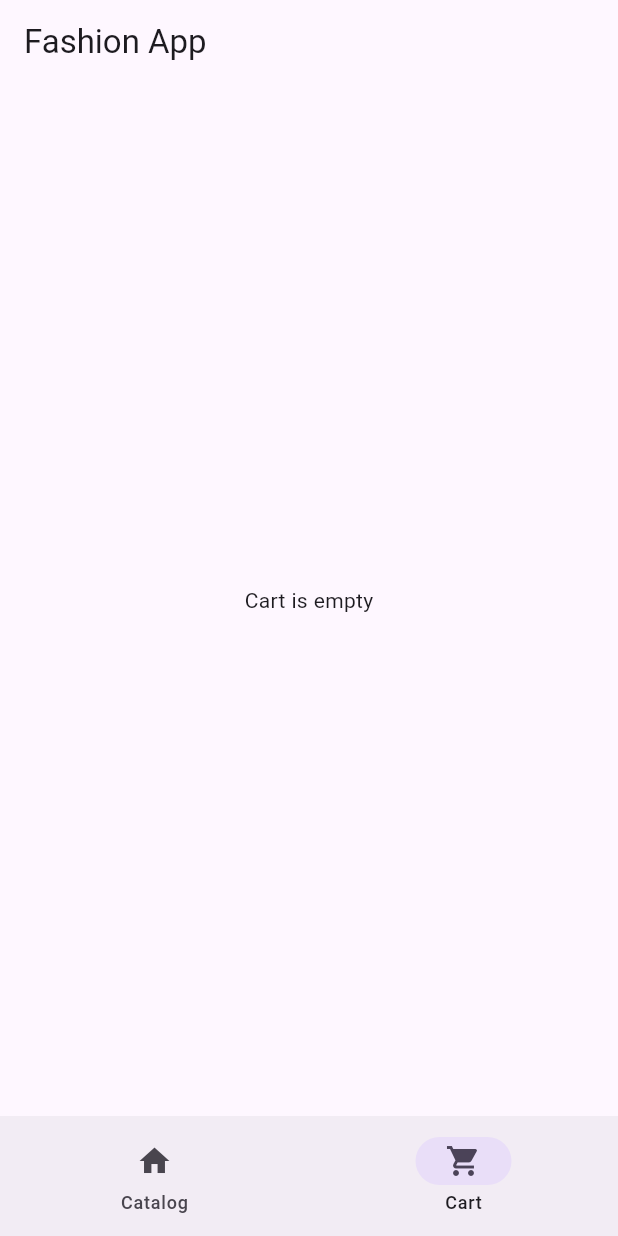
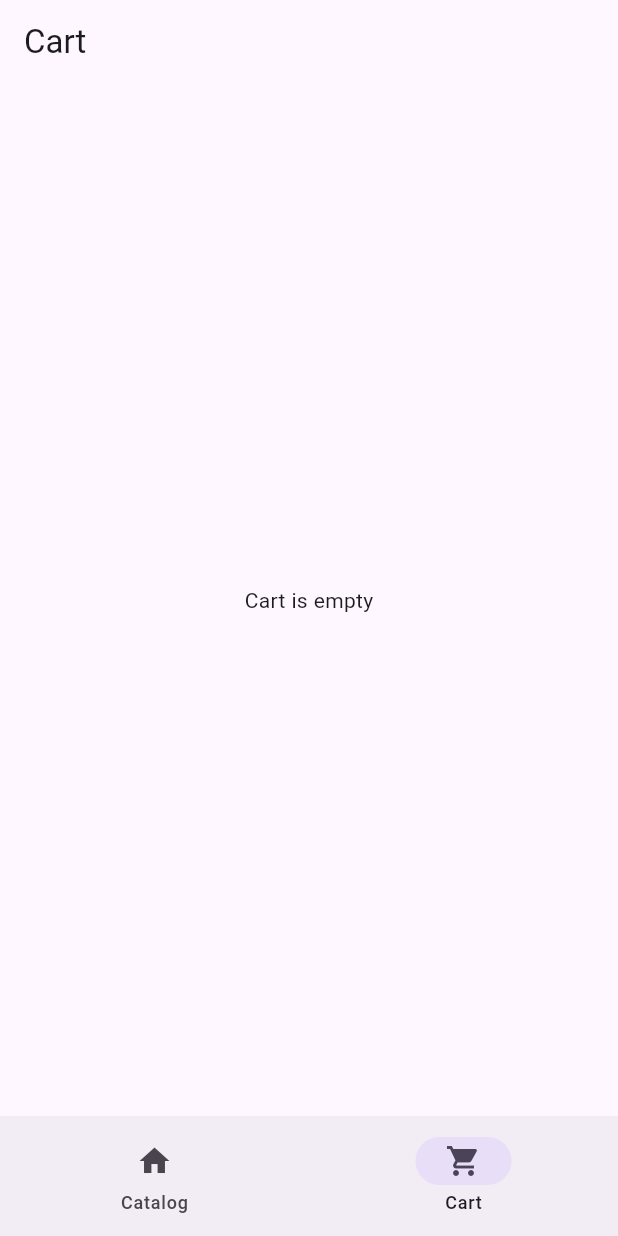
Before and after one commit to khmelev/fashion-app-demo, a Flutter app: the screen it shows after launch, item 2 of the bottom bar chosen, on a phone screen of 412 x 824 dp. Run offline on Flutter 3.47's test engine with Material 3 defaults, Android fonts, the phone set to English and light mode, and no system bars; our stand-ins replace go_router.

Commit message:
Add go_router navigation

```diff
--- a/lib/app/app.dart
+++ b/lib/app/app.dart
@@ -1,7 +1,16 @@
-import 'package:fashion_app/screens/main_page.dart';
+import 'package:fashion_app/screens/cart/cart_screen.dart';
+import 'package:fashion_app/screens/catalog/catalog_screen.dart';
+import 'package:fashion_app/screens/main_screen.dart';
+import 'package:fashion_app/screens/product_detail/product_detail_screen.dart';
+import 'package:fashion_app/utils/fake_data.dart';
 import 'package:flutter/material.dart';
 
 import 'package:fashion_app/utils/theme.dart';
+import 'package:go_router/go_router.dart';
+
+final GlobalKey<NavigatorState> _rootNavigatorKey = GlobalKey<NavigatorState>(
+  debugLabel: 'root',
+);
 
 class FashionApp extends StatefulWidget {
   const FashionApp({super.key});
@@ -11,12 +20,58 @@ class FashionApp extends StatefulWidget {
 }
 
 class _FashionAppState extends State<FashionApp> {
+  final GoRouter _router = GoRouter(
+    navigatorKey: _rootNavigatorKey,
+    initialLocation: '/catalog',
+    routes: <RouteBase>[
+      StatefulShellRoute.indexedStack(
+        builder: (context, state, navigationShell) =>
+            MainScreen(navigationShell: navigationShell),
+        branches: <StatefulShellBranch>[
+          StatefulShellBranch(
+            routes: <RouteBase>[
+              GoRoute(
+                path: '/catalog',
+                builder: (context, state) => CatalogScreen(
+                  onProductSelected: (product) =>
+                      GoRouter.of(context).go('/catalog/product/${product.id}'),
+                ),
+                routes: <RouteBase>[
+                  GoRoute(
+                    path: 'product/:id',
+                    builder: (context, state) {
+                      final productId = state.pathParameters['id']!;
+                      final product = fakeProducts.firstWhere(
+                        (element) => element.id == productId,
+                      );
+                      return ProductDetailScreen(product: product);
+                    },
+                  ),
+                ],
+              ),
+            ],
+          ),
+          StatefulShellBranch(
+            routes: <RouteBase>[
+              GoRoute(
+                path: '/cart',
+                builder: (context, state) {
+                  return CartScreen();
+                },
+              ),
+            ],
+          ),
+        ],
+      ),
+    ],
+  );
+
   @override
   Widget build(BuildContext context) {
-    return MaterialApp(
+    return MaterialApp.router(
       title: 'Fashion App',
       theme: AppTheme.light,
-      home: MainPage(),
+      routerConfig: _router,
     );
   }
 }
--- a/lib/screens/cart/cart_screen.dart
+++ b/lib/screens/cart/cart_screen.dart
@@ -10,6 +10,9 @@ class CartScreen extends StatefulWidget {
 class _CartScreenState extends State<CartScreen> {
   @override
   Widget build(BuildContext context) {
-    return Scaffold(body: const Center(child: Text('Cart is empty')));
+    return Scaffold(
+      appBar: AppBar(title: const Text('Cart')),
+      body: const Center(child: Text('Cart is empty')),
+    );
   }
 }
--- a/lib/screens/catalog/catalog_screen.dart
+++ b/lib/screens/catalog/catalog_screen.dart
@@ -31,6 +31,7 @@ class _CatalogScreenState extends State<CatalogScreen> {
   @override
   Widget build(BuildContext context) {
     return Scaffold(
+      appBar: AppBar(title: const Text('Catalog')),
       body: _products != null
           ? _gridView(_products!)
           : const Center(child: CircularProgressIndicator()),
--- a/lib/screens/main_page.dart
+++ /dev/null
@@ -1,44 +0,0 @@
-import 'package:fashion_app/screens/cart/cart_screen.dart';
-import 'package:fashion_app/screens/catalog/catalog_screen.dart';
-import 'package:flutter/material.dart';
-
-class MainPage extends StatefulWidget {
-  const MainPage({super.key});
-
-  @override
-  State<MainPage> createState() => _MainPageState();
-}
-
-class _MainPageState extends State<MainPage> {
-  int _selectedIndex = 0;
-
-  void _onDestinationSelected(int index) {
-    setState(() {
-      _selectedIndex = index;
-    });
-  }
-
-  @override
-  Widget build(BuildContext context) {
-    return Scaffold(
-      appBar: AppBar(title: const Text('Fashion App')),
-      body: IndexedStack(
-        index: _selectedIndex,
-        children: [
-          CatalogScreen(
-            onProductSelected: (_) {},
-          ), // Placeholder for the catalog screen
-          CartScreen(), // Placeholder for the cart screen
-        ],
-      ),
-      bottomNavigationBar: NavigationBar(
-        selectedIndex: _selectedIndex,
-        onDestinationSelected: _onDestinationSelected,
-        destinations: const [
-          NavigationDestination(icon: Icon(Icons.home), label: 'Catalog'),
-          NavigationDestination(icon: Icon(Icons.shopping_cart), label: 'Cart'),
-        ],
-      ),
-    );
-  }
-}
--- /dev/null
+++ b/lib/screens/main_screen.dart
@@ -0,0 +1,26 @@
+import 'package:flutter/material.dart';
+import 'package:go_router/go_router.dart';
+
+class MainScreen extends StatelessWidget {
+  const MainScreen({required this.navigationShell, super.key});
+
+  final StatefulNavigationShell navigationShell;
+
+  @override
+  Widget build(BuildContext context) {
+    return Scaffold(
+      body: navigationShell,
+      bottomNavigationBar: NavigationBar(
+        selectedIndex: navigationShell.currentIndex,
+        onDestinationSelected: (int index) => navigationShell.goBranch(
+          index,
+          initialLocation: index == navigationShell.currentIndex,
+        ),
+        destinations: const [
+          NavigationDestination(icon: Icon(Icons.home), label: 'Catalog'),
+          NavigationDestination(icon: Icon(Icons.shopping_cart), label: 'Cart'),
+        ],
+      ),
+    );
+  }
+}
--- a/pubspec.yaml
+++ b/pubspec.yaml
@@ -34,6 +34,7 @@ dependencies:
   # The following adds the Cupertino Icons font to your application.
   # Use with the CupertinoIcons class for iOS style icons.
   cupertino_icons: ^1.0.8
+  go_router: ^18.0.1
 
 dev_dependencies:
   flutter_test:
```
Also changed, not shown: pubspec.lock.
